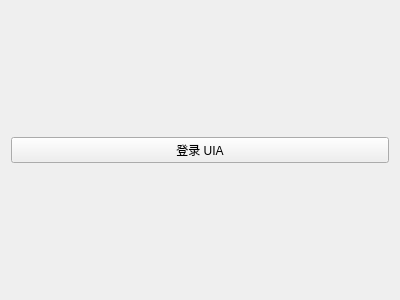
Qt form src/gui/home_page.ui (azazo1/campus-bot) before a commit.
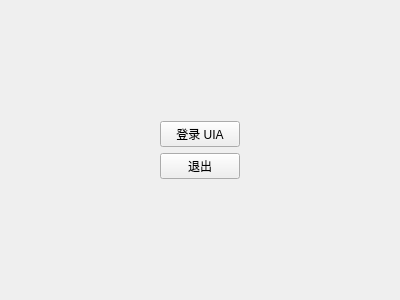
The same form after that commit.

Commit message: ui: homepage; 登录状态显示;

```diff
--- a/src/gui/home_page.ui
+++ b/src/gui/home_page.ui
@@ -13,13 +13,79 @@
   <property name="windowTitle">
    <string>主页</string>
   </property>
-  <layout class="QVBoxLayout" name="verticalLayout">
+  <property name="styleSheet">
+   <string notr="true"/>
+  </property>
+  <layout class="QHBoxLayout" name="horizontalLayout">
    <item>
-    <widget class="QPushButton" name="uiaLoginBtn">
-     <property name="text">
-      <string>登录 UIA</string>
+    <spacer name="horizontalSpacer">
+     <property name="orientation">
+      <enum>Qt::Orientation::Horizontal</enum>
      </property>
-    </widget>
+     <property name="sizeHint" stdset="0">
+      <size>
+       <width>40</width>
+       <height>20</height>
+      </size>
+     </property>
+    </spacer>
+   </item>
+   <item>
+    <layout class="QVBoxLayout" name="verticalLayout">
+     <item>
+      <spacer name="verticalSpacer">
+       <property name="orientation">
+        <enum>Qt::Orientation::Vertical</enum>
+       </property>
+       <property name="sizeHint" stdset="0">
+        <size>
+         <width>20</width>
+         <height>40</height>
+        </size>
+       </property>
+      </spacer>
+     </item>
+     <item>
+      <widget class="QPushButton" name="uiaLoginBtn">
+       <property name="text">
+        <string>登录 UIA</string>
+       </property>
+      </widget>
+     </item>
+     <item>
+      <widget class="QPushButton" name="quitBtn">
+       <property name="text">
+        <string>退出</string>
+       </property>
+      </widget>
+     </item>
+     <item>
+      <spacer name="verticalSpacer_2">
+       <property name="orientation">
+        <enum>Qt::Orientation::Vertical</enum>
+       </property>
+       <property name="sizeHint" stdset="0">
+        <size>
+         <width>20</width>
+         <height>40</height>
+        </size>
+       </property>
+      </spacer>
+     </item>
+    </layout>
+   </item>
+   <item>
+    <spacer name="horizontalSpacer_2">
+     <property name="orientation">
+      <enum>Qt::Orientation::Horizontal</enum>
+     </property>
+     <property name="sizeHint" stdset="0">
+      <size>
+       <width>40</width>
+       <height>20</height>
+      </size>
+     </property>
+    </spacer>
    </item>
   </layout>
  </widget>
```
The commit also changes 4 other files.
